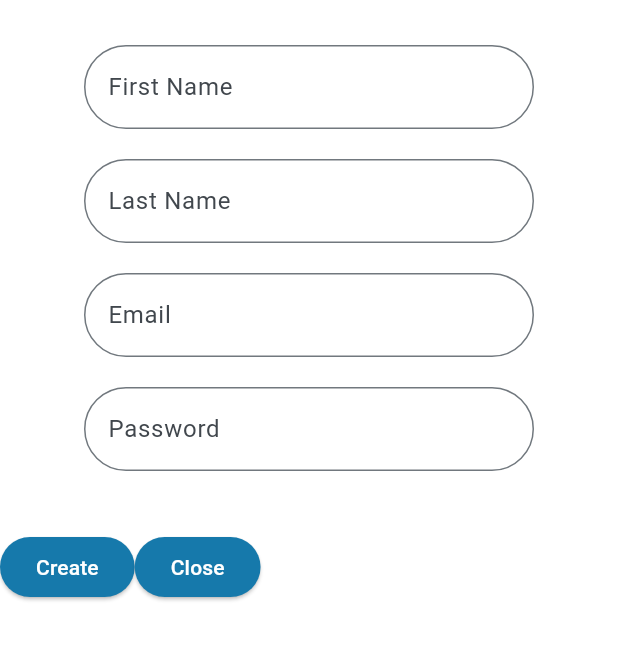
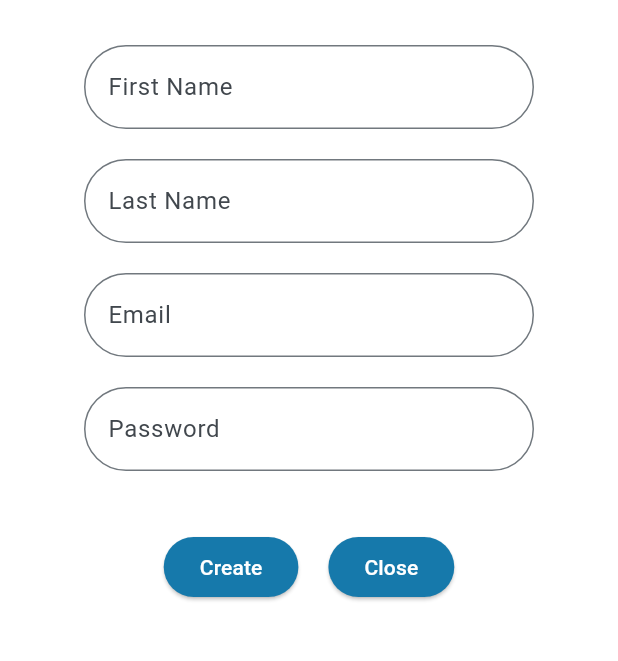
Before and after one commit to sabiq369/memo-app, a Flutter app: the CreateAccountDialog screen opened directly, on a phone screen of 412 x 824 dp, the part 177-838 px from its top. Run offline on Flutter 3.47's test engine with Material 3 defaults, Android fonts, the phone set to English and light mode, and no system bars; our stand-ins replace get.

Commit message:
local tesing

```diff
--- a/back-end/package.json
+++ b/back-end/package.json
@@ -16,7 +16,6 @@
     "express": "^5.1.0",
     "joi": "^17.13.3",
     "jsonwebtoken": "^9.0.2",
-    "loadash": "^1.0.0",
     "lodash": "^4.17.21",
     "mongoose": "^8.16.0"
   }
--- a/front-end/memmoapp/lib/dialogs/create_account_dialog.dart
+++ b/front-end/memmoapp/lib/dialogs/create_account_dialog.dart
@@ -76,6 +76,7 @@ class _CreateAccountDialogState extends State<CreateAccountDialog> {
         ),
         const SizedBox(height: 40),
         Row(
+          mainAxisAlignment: MainAxisAlignment.center,
           children: [
             ElevatedButton(
                 onPressed: () {
@@ -106,9 +107,7 @@ class _CreateAccountDialogState extends State<CreateAccountDialog> {
                   }
                 },
                 child: Text('Create')),
-            SizedBox(
-              height: 20,
-            ),
+            SizedBox(width: 20),
             ElevatedButton(
                 onPressed: () {
                   Navigator.pop(context);
@@ -171,7 +170,7 @@ class _CreateAccountDialogState extends State<CreateAccountDialog> {
                         },
                         child: Text('Try Again'),
                       ),
-                      SizedBox(height: 20),
+                      SizedBox(width: 20),
                       ElevatedButton(
                           onPressed: () {
                             Navigator.pop(context);
--- a/front-end/memmoapp/lib/main.dart
+++ b/front-end/memmoapp/lib/main.dart
@@ -1,7 +1,7 @@
 import 'package:flutter/material.dart';
 import 'package:get/get.dart';
 import 'package:memmoapp/pages/home_page.dart';
-import 'package:memmoapp/utilities/routes.dart';
+import 'package:memmoapp/utilities/routes.dart' as routes;
 import 'package:memmoapp/utilities/theme.dart';
 import 'utilities/dependencies.dart' as dependencies;
 
@@ -20,8 +20,9 @@ class MyApp extends StatelessWidget {
       theme: customTheme,
       debugShowCheckedModeBanner: false,
       initialBinding: dependencies.InitialBindings(),
-      getPages: getPages,
+      getPages: routes.getPages,
       home: const HomePage(),
+      defaultTransition: Transition.fadeIn,
     );
   }
 }
--- a/front-end/memmoapp/lib/pages/home_page.dart
+++ b/front-end/memmoapp/lib/pages/home_page.dart
@@ -22,7 +22,7 @@ class _HomePageState extends State<HomePage> {
               gradient: RadialGradient(
                 center: Alignment.topLeft,
                 radius: 1,
-                colors: [Colors.white, Color(0xff5deb7), Colors.white],
+                colors: [Colors.white, Color(0xff5dedb7), Colors.white],
               ),
             ),
           ),
--- a/front-end/memmoapp/lib/utilities/theme.dart
+++ b/front-end/memmoapp/lib/utilities/theme.dart
@@ -18,8 +18,8 @@ ThemeData customTheme = ThemeData(
       titleLarge: TextStyle(fontSize: 22, fontWeight: FontWeight.bold),
     ),
     scaffoldBackgroundColor: Colors.white,
-    dialogTheme: DialogTheme(
-      surfaceTintColor: Colors.transparent,
-      backgroundColor: Color(0xff5dedb7),
-    ),
+    // dialogTheme: DialogTheme(
+    //
+    //     surfaceTintColor: Colors.transparent,
+    //     backgroundColor: Color(0xff5dedb7)),
     colorSchemeSeed: Color(0xff1679ab));
```
Also changed, not shown: front-end/memmoapp/lib/dialogs/sign_in_dialog.dart (+10 -6 lines), front-end/memmoapp/lib/utilities/dependencies.dart (+3 -4 lines), back-end/package-lock.json, front-end/memmoapp/pubspec.lock, 2 other files.
